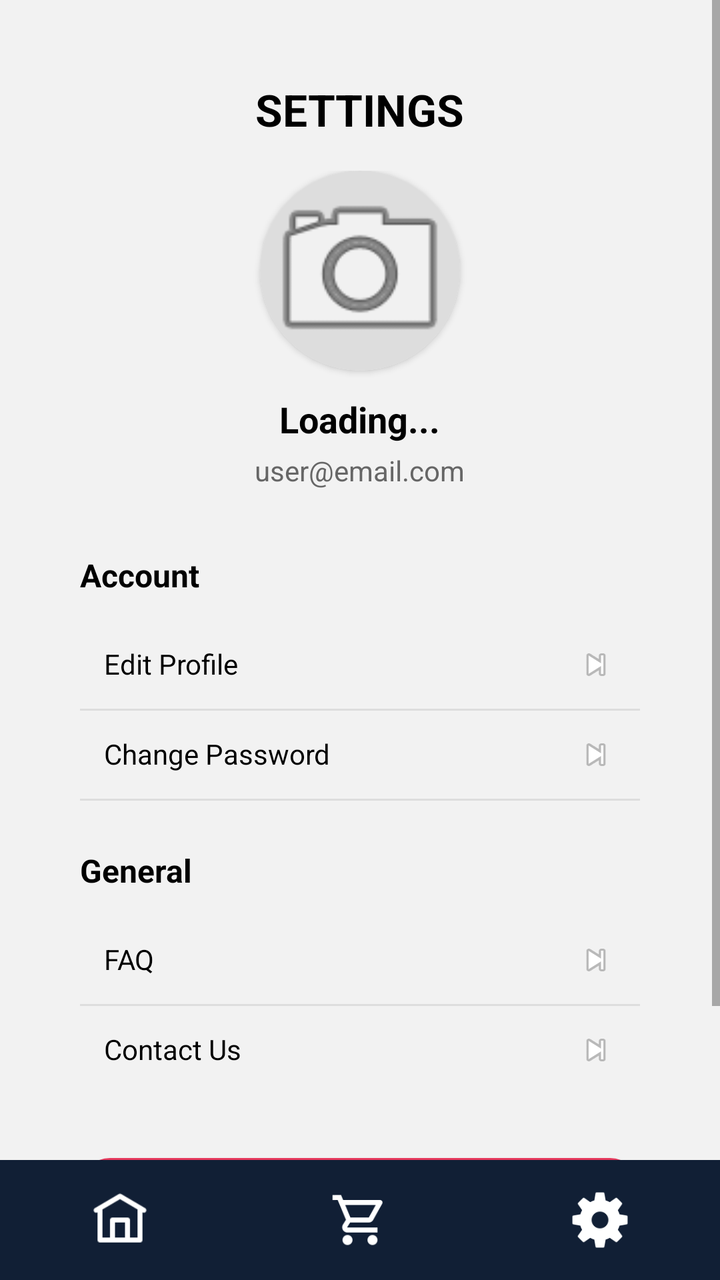
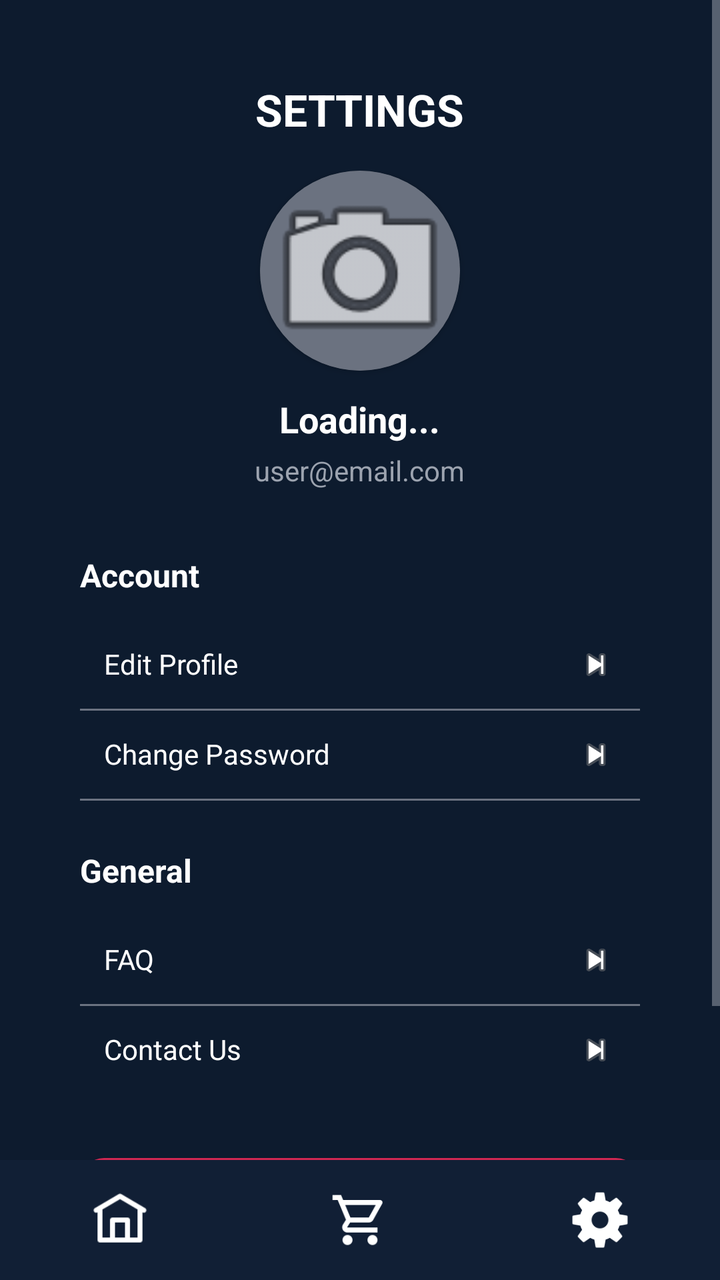

Compare the two renders of this Android layout. The source of the first and the diff that turns it into the second are given below.
<!-- AndroidManifest.xml: application theme Theme.TestApplication -->
<!-- res/layout/activity_settings.xml -->
<?xml version="1.0" encoding="utf-8"?>
<LinearLayout xmlns:android="http://schemas.android.com/apk/res/android"
    android:orientation="vertical"
    android:layout_width="match_parent"
    android:layout_height="match_parent"
    android:background="#F2F2F2">

    <ScrollView
        android:layout_width="match_parent"
        android:layout_height="0dp"
        android:layout_weight="1"
        android:fillViewport="true">

        <LinearLayout
            android:layout_width="match_parent"
            android:layout_height="match_parent"
            android:gravity="center"
            android:padding="20dp">

            <LinearLayout
                android:layout_width="match_parent"
                android:layout_height="wrap_content"
                android:orientation="vertical"
                android:padding="20dp"
                android:elevation="4dp">

                <TextView
                    android:text="SETTINGS"
                    android:textSize="22sp"
                    android:textStyle="bold"
                    android:textColor="#000000"
                    android:layout_marginBottom="16dp"
                    android:layout_gravity="center"
                    android:layout_width="wrap_content"
                    android:layout_height="wrap_content"/>

                <LinearLayout
                    android:layout_width="match_parent"
                    android:layout_height="wrap_content"
                    android:orientation="vertical"
                    android:gravity="center"
                    android:layout_marginBottom="32dp">

                    <androidx.cardview.widget.CardView
                        android:layout_width="100dp"
                        android:layout_height="100dp"
                        app:cardCornerRadius="50dp"
                        xmlns:app="http://schemas.android.com/apk/res-auto">
                        <ImageView
                            android:id="@+id/profileImage"
                            android:layout_width="match_parent"
                            android:layout_height="match_parent"
                            android:background="#DDDDDD"
                            android:scaleType="centerCrop"
                            android:src="@android:drawable/ic_menu_camera"/>
                    </androidx.cardview.widget.CardView>

                    <TextView
                        android:id="@+id/profileName"
                        android:text="Loading..."
                        android:textSize="18sp"
                        android:textStyle="bold"
                        android:textColor="#000000"
                        android:layout_marginTop="12dp"
                        android:layout_width="wrap_content"
                        android:layout_height="wrap_content"/>

                    <TextView
                        android:id="@+id/profileEmail"
                        android:text="user@email.com"
                        android:textSize="14sp"
                        android:textColor="#666666"
                        android:layout_marginTop="4dp"
                        android:layout_width="wrap_content"
                        android:layout_height="wrap_content"/>
                </LinearLayout>

                <TextView
                    android:text="Account"
                    android:textSize="16sp"
                    android:textStyle="bold"
                    android:textColor="#000000"
                    android:layout_marginBottom="12dp"
                    android:layout_width="wrap_content"
                    android:layout_height="wrap_content"/>

                <LinearLayout
                    android:id="@+id/editProfile"
                    android:orientation="horizontal"
                    android:padding="12dp"
                    android:layout_width="match_parent"
                    android:layout_height="wrap_content">

                    <TextView
                        android:text="Edit Profile"
                        android:textColor="#000000"
                        android:layout_weight="1"
                        android:layout_width="0dp"
                        android:layout_height="wrap_content"/>

                    <ImageView
                        android:src="@android:drawable/ic_media_next"
                        android:layout_width="20dp"
                        android:layout_height="20dp"/>
                </LinearLayout>

                <View
                    android:layout_width="match_parent"
                    android:layout_height="1dp"
                    android:background="#DDDDDD"/>

                <LinearLayout
                    android:id="@+id/changePassword"
                    android:orientation="horizontal"
                    android:padding="12dp"
                    android:layout_width="match_parent"
                    android:layout_height="wrap_content">

                    <TextView
                        android:text="Change Password"
                        android:textColor="#000000"
                        android:layout_weight="1"
                        android:layout_width="0dp"
                        android:layout_height="wrap_content"/>

                    <ImageView
                        android:src="@android:drawable/ic_media_next"
                        android:layout_width="20dp"
                        android:layout_height="20dp"/>
                </LinearLayout>

                <View
                    android:layout_width="match_parent"
                    android:layout_height="1dp"
                    android:background="#DDDDDD"/>

                <TextView
                    android:text="General"
                    android:textSize="16sp"
                    android:textStyle="bold"
                    android:textColor="#000000"
                    android:layout_marginTop="24dp"
                    android:layout_marginBottom="12dp"
                    android:layout_width="wrap_content"
                    android:layout_height="wrap_content"/>

                <LinearLayout
                    android:id="@+id/faq"
                    android:orientation="horizontal"
                    android:padding="12dp"
                    android:layout_width="match_parent"
                    android:layout_height="wrap_content">

                    <TextView
                        android:text="FAQ"
                        android:textColor="#000000"
                        android:layout_weight="1"
                        android:layout_width="0dp"
                        android:layout_height="wrap_content"/>

                    <ImageView
                        android:src="@android:drawable/ic_media_next"
                        android:layout_width="20dp"
                        android:layout_height="20dp"/>
                </LinearLayout>

                <View
                    android:layout_width="match_parent"
                    android:layout_height="1dp"
                    android:background="#DDDDDD"/>

                <LinearLayout
                    android:id="@+id/contact"
                    android:orientation="horizontal"
                    android:padding="12dp"
                    android:layout_width="match_parent"
                    android:layout_height="wrap_content">

                    <TextView
                        android:text="Contact Us"
                        android:textColor="#000000"
                        android:layout_weight="1"
                        android:layout_width="0dp"
                        android:layout_height="wrap_content"/>

                    <ImageView
                        android:src="@android:drawable/ic_media_next"
                        android:layout_width="20dp"
                        android:layout_height="20dp"/>
                </LinearLayout>

                <Button
                    android:id="@+id/logoutBtn"
                    android:text="LOGOUT"
                    android:textColor="@color/white"
                    android:background="@drawable/primary_button"
                    android:layout_marginTop="32dp"
                    android:layout_width="match_parent"
                    android:layout_height="50dp"/>

            </LinearLayout>

        </LinearLayout>

    </ScrollView>

    <include layout="@layout/bottom_navbar"/>

</LinearLayout>
<!-- res/layout/bottom_navbar.xml (included above) -->
<LinearLayout xmlns:android="http://schemas.android.com/apk/res/android"
    android:layout_width="match_parent"
    android:layout_height="60dp"
    android:orientation="horizontal"
    android:background="#111F35"
    android:gravity="center">

    <ImageView
        android:id="@+id/navHome"
        android:src="@drawable/home"
        android:layout_width="30dp"
        android:layout_height="30dp"
        android:layout_weight="1"/>

    <ImageView
        android:id="@+id/navOrders"
        android:src="@drawable/cart"
        android:layout_width="30dp"
        android:layout_height="30dp"
        android:layout_weight="1"/>

    <ImageView
        android:id="@+id/navSettings"
        android:src="@drawable/settings"
        android:layout_width="30dp"
        android:layout_height="30dp"
        android:layout_weight="1"/>

</LinearLayout>
<!-- resources referenced by this layout -->
<resources>
  <color name="white">#FFFFFF</color>
  <!-- drawable cart: png bitmap (drawable, 1026 bytes) -->
  <!-- drawable home: jpg bitmap (drawable, 699 bytes) -->
  <!-- drawable primary_button (drawable) -->
  <shape xmlns:android="http://schemas.android.com/apk/res/android">
  
      <solid android:color="@color/accent_red"/>
  
      <corners android:radius="15dp"/>
  
  </shape>
  <!-- drawable settings: png bitmap (drawable, 1617 bytes) -->
  <style name="Theme.TestApplication" parent="android:Theme.Material.Light.NoActionBar" />
  <color name="accent_red">#E6395C</color>
</resources>

<!-- the commit's change to res/layout/activity_settings.xml (unified diff, before → after) -->
@@ -3,7 +3,7 @@
     android:orientation="vertical"
     android:layout_width="match_parent"
     android:layout_height="match_parent"
-    android:background="#F2F2F2">
+    android:background="@color/bg_main">
 
     <ScrollView
         android:layout_width="match_parent"
@@ -28,7 +28,7 @@
                     android:text="SETTINGS"
                     android:textSize="22sp"
                     android:textStyle="bold"
-                    android:textColor="#000000"
+                    android:textColor="@color/text_primary"
                     android:layout_marginBottom="16dp"
                     android:layout_gravity="center"
                     android:layout_width="wrap_content"
@@ -50,7 +50,7 @@
                             android:id="@+id/profileImage"
                             android:layout_width="match_parent"
                             android:layout_height="match_parent"
-                            android:background="#DDDDDD"
+                            android:background="@color/divider_color"
                             android:scaleType="centerCrop"
                             android:src="@android:drawable/ic_menu_camera"/>
                     </androidx.cardview.widget.CardView>
@@ -60,7 +60,7 @@
                         android:text="Loading..."
                         android:textSize="18sp"
                         android:textStyle="bold"
-                        android:textColor="#000000"
+                        android:textColor="@color/text_primary"
                         android:layout_marginTop="12dp"
                         android:layout_width="wrap_content"
                         android:layout_height="wrap_content"/>
@@ -69,7 +69,7 @@
                         android:id="@+id/profileEmail"
                         android:text="user@email.com"
                         android:textSize="14sp"
-                        android:textColor="#666666"
+                        android:textColor="@color/text_secondary"
                         android:layout_marginTop="4dp"
                         android:layout_width="wrap_content"
                         android:layout_height="wrap_content"/>
@@ -79,7 +79,7 @@
                     android:text="Account"
                     android:textSize="16sp"
                     android:textStyle="bold"
-                    android:textColor="#000000"
+                    android:textColor="@color/text_primary"
                     android:layout_marginBottom="12dp"
                     android:layout_width="wrap_content"
                     android:layout_height="wrap_content"/>
@@ -93,7 +93,7 @@
 
                     <TextView
                         android:text="Edit Profile"
-                        android:textColor="#000000"
+                        android:textColor="@color/text_primary"
                         android:layout_weight="1"
                         android:layout_width="0dp"
                         android:layout_height="wrap_content"/>
@@ -107,7 +107,7 @@
                 <View
                     android:layout_width="match_parent"
                     android:layout_height="1dp"
-                    android:background="#DDDDDD"/>
+                    android:background="@color/divider_color"/>
 
                 <LinearLayout
                     android:id="@+id/changePassword"
@@ -118,7 +118,7 @@
 
                     <TextView
                         android:text="Change Password"
-                        android:textColor="#000000"
+                        android:textColor="@color/text_primary"
                         android:layout_weight="1"
                         android:layout_width="0dp"
                         android:layout_height="wrap_content"/>
@@ -132,13 +132,13 @@
                 <View
                     android:layout_width="match_parent"
                     android:layout_height="1dp"
-                    android:background="#DDDDDD"/>
+                    android:background="@color/divider_color"/>
 
                 <TextView
                     android:text="General"
                     android:textSize="16sp"
                     android:textStyle="bold"
-                    android:textColor="#000000"
+                    android:textColor="@color/text_primary"
                     android:layout_marginTop="24dp"
                     android:layout_marginBottom="12dp"
                     android:layout_width="wrap_content"
@@ -153,7 +153,7 @@
 
                     <TextView
                         android:text="FAQ"
-                        android:textColor="#000000"
+                        android:textColor="@color/text_primary"
                         android:layout_weight="1"
                         android:layout_width="0dp"
                         android:layout_height="wrap_content"/>
@@ -167,7 +167,7 @@
                 <View
                     android:layout_width="match_parent"
                     android:layout_height="1dp"
-                    android:background="#DDDDDD"/>
+                    android:background="@color/divider_color"/>
 
                 <LinearLayout
                     android:id="@+id/contact"
@@ -178,7 +178,7 @@
 
                     <TextView
                         android:text="Contact Us"
-                        android:textColor="#000000"
+                        android:textColor="@color/text_primary"
                         android:layout_weight="1"
                         android:layout_width="0dp"
                         android:layout_height="wrap_content"/>
@@ -212,7 +212,7 @@
     android:layout_width="match_parent"
     android:layout_height="60dp"
     android:orientation="horizontal"
-    android:background="#111F35"
+    android:background="@color/primary_dark"
     android:gravity="center">
 
     <ImageView
<!-- resource entries referenced after the edit -->
@@ -1,18 +1,26 @@
 <!-- resources referenced by this layout -->
 <resources>
+  <color name="bg_main">#0D1B2E</color>
+  <color name="divider_color">#6B7280</color>
+  <color name="primary_dark">#111F35</color>
+  <color name="text_primary">#FFFFFF</color>
+  <color name="text_secondary">#9CA3AF</color>
   <color name="white">#FFFFFF</color>
   <!-- drawable cart: png bitmap (drawable, 1026 bytes) -->
   <!-- drawable home: jpg bitmap (drawable, 699 bytes) -->
   <!-- drawable primary_button (drawable) -->
   <shape xmlns:android="http://schemas.android.com/apk/res/android">
-  
       <solid android:color="@color/accent_red"/>
-  
-      <corners android:radius="15dp"/>
-  
+      <corners android:radius="12dp"/>
   </shape>
   <!-- drawable settings: png bitmap (drawable, 1617 bytes) -->
-  <style name="Theme.TestApplication" parent="android:Theme.Material.Light.NoActionBar" />
-  <color name="accent_red">#E6395C</color>
+  <style name="Theme.TestApplication" parent="android:Theme.Material.NoActionBar">
+          
+          <item name="android:windowBackground">@color/bg_main</item>
+          <item name="android:textColor">@color/text_primary</item>
+          <item name="android:textColorSecondary">@color/text_secondary</item>
+          <item name="android:statusBarColor">@color/primary_dark</item>
+      </style>
+  <color name="accent_red">#D02752</color>
 </resources>
 
